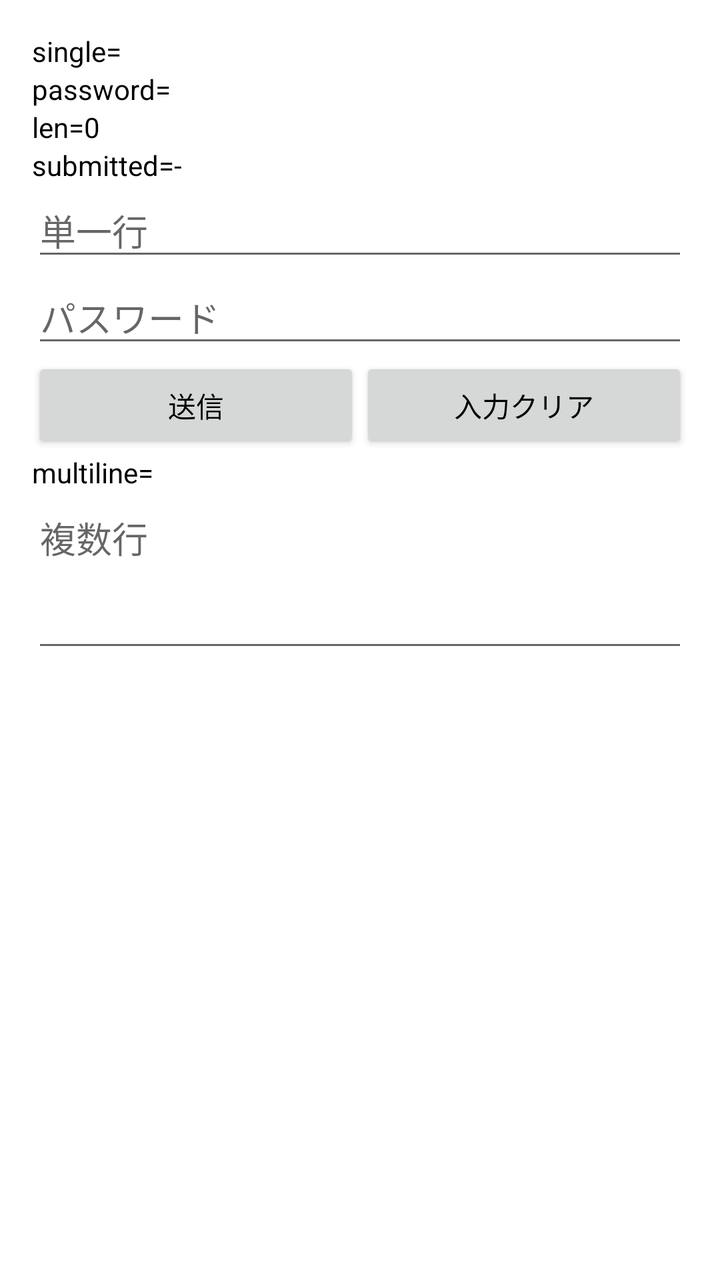
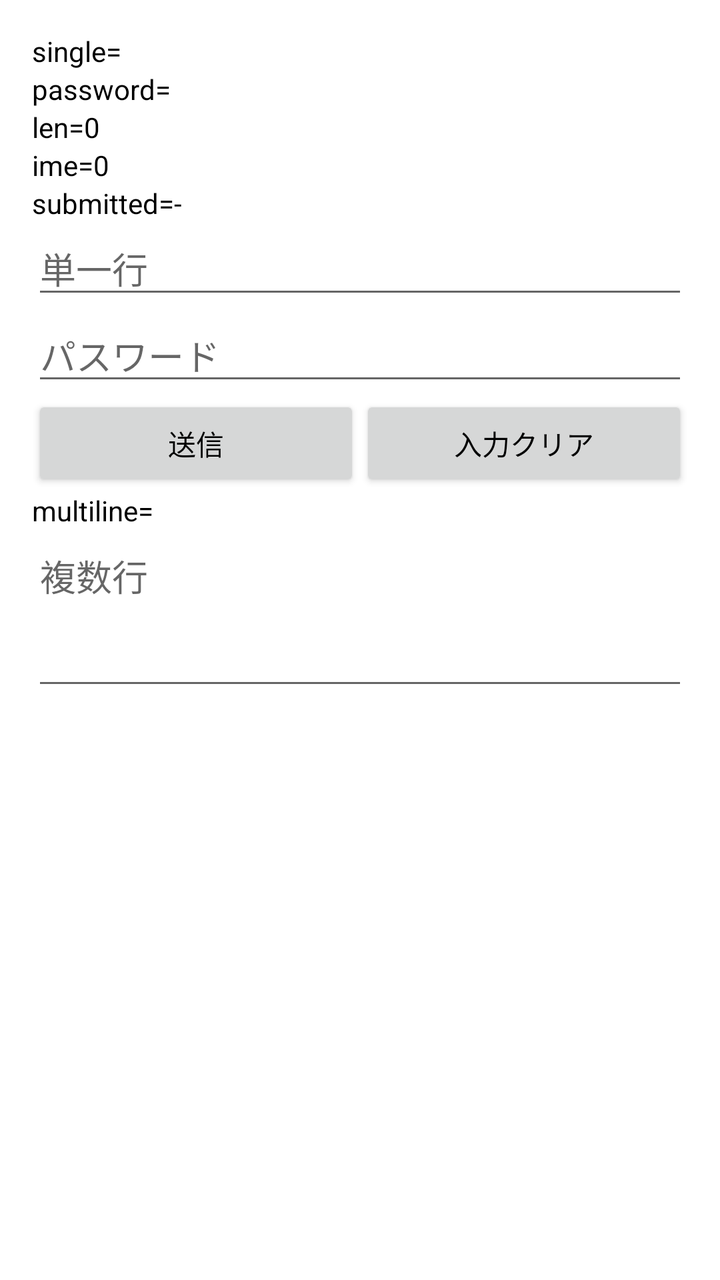

An Android layout rendered at two revisions. The XML below is the earlier revision; the diff shows what the commit changed to produce the second picture.
<!-- AndroidManifest.xml: application theme Theme.FTE2E -->
<!-- res/layout/screen_input.xml -->
<?xml version="1.0" encoding="utf-8"?>
<LinearLayout xmlns:android="http://schemas.android.com/apk/res/android"
    android:layout_width="match_parent"
    android:layout_height="match_parent"
    android:orientation="vertical"
    android:padding="16dp">

    <TextView
        android:id="@+id/txt_echo_single"
        android:layout_width="wrap_content"
        android:layout_height="wrap_content"
        android:text="single=" />

    <TextView
        android:id="@+id/txt_echo_password"
        android:layout_width="wrap_content"
        android:layout_height="wrap_content"
        android:text="password=" />

    <TextView
        android:id="@+id/txt_echo_length"
        android:layout_width="wrap_content"
        android:layout_height="wrap_content"
        android:text="len=0" />

    <TextView
        android:id="@+id/txt_input_submitted"
        android:layout_width="wrap_content"
        android:layout_height="wrap_content"
        android:text="submitted=-" />

    <EditText
        android:id="@+id/field_single"
        android:layout_width="match_parent"
        android:layout_height="wrap_content"
        android:hint="単一行"
        android:inputType="text"
        android:saveEnabled="false"
        android:importantForAutofill="no" />

    <EditText
        android:id="@+id/field_password"
        android:layout_width="match_parent"
        android:layout_height="wrap_content"
        android:hint="パスワード"
        android:inputType="textPassword"
        android:saveEnabled="false"
        android:importantForAutofill="no" />

    <LinearLayout
        android:layout_width="match_parent"
        android:layout_height="wrap_content"
        android:orientation="horizontal">

        <Button
            android:id="@+id/btn_input_submit"
            android:layout_width="0dp"
            android:layout_height="wrap_content"
            android:layout_weight="1"
            android:minHeight="48dp"
            android:text="送信" />

        <Button
            android:id="@+id/btn_input_clear"
            android:layout_width="0dp"
            android:layout_height="wrap_content"
            android:layout_weight="1"
            android:minHeight="48dp"
            android:text="入力クリア" />
    </LinearLayout>

    <TextView
        android:id="@+id/txt_echo_multiline"
        android:layout_width="wrap_content"
        android:layout_height="wrap_content"
        android:text="multiline=" />

    <EditText
        android:id="@+id/field_multiline"
        android:layout_width="match_parent"
        android:layout_height="wrap_content"
        android:hint="複数行"
        android:inputType="textMultiLine"
        android:minLines="3"
        android:gravity="top"
        android:saveEnabled="false"
        android:importantForAutofill="no" />
</LinearLayout>
<!-- resources referenced by this layout -->
<resources>
  <style name="Theme.FTE2E" parent="Theme.AppCompat.DayNight.NoActionBar">
          <item name="android:windowBackground">@android:color/white</item>
          <item name="android:textColor">@android:color/black</item>
      </style>
</resources>

<!-- the commit's change to res/layout/screen_input.xml (unified diff, before → after) -->
@@ -24,6 +24,12 @@
         android:text="len=0" />
 
     <TextView
+        android:id="@+id/txt_ime_action"
+        android:layout_width="wrap_content"
+        android:layout_height="wrap_content"
+        android:text="ime=0" />
+
+    <TextView
         android:id="@+id/txt_input_submitted"
         android:layout_width="wrap_content"
         android:layout_height="wrap_content"
@@ -35,6 +41,7 @@
         android:layout_height="wrap_content"
         android:hint="単一行"
         android:inputType="text"
+        android:imeOptions="actionSearch"
         android:saveEnabled="false"
         android:importantForAutofill="no" />
 
